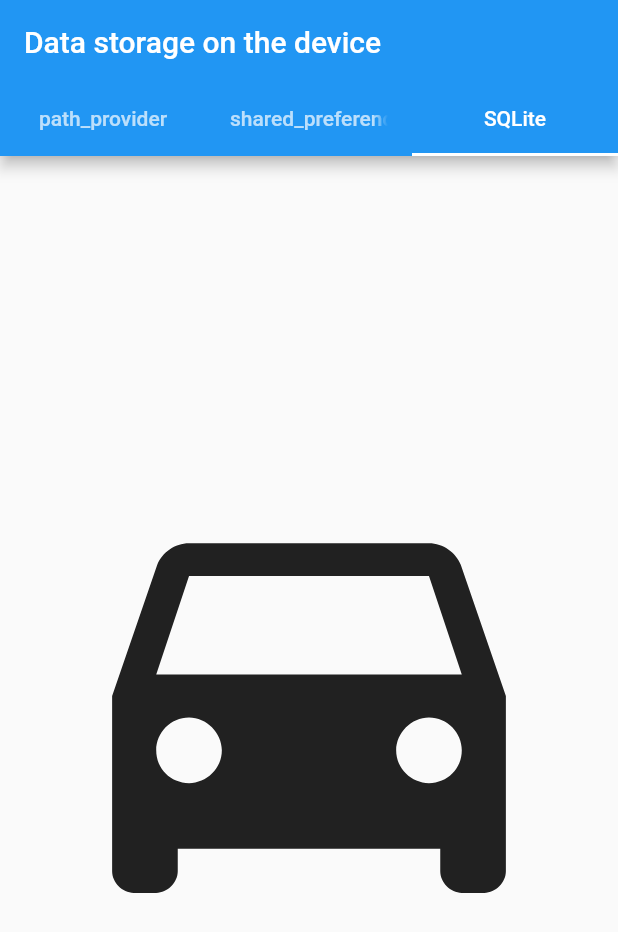
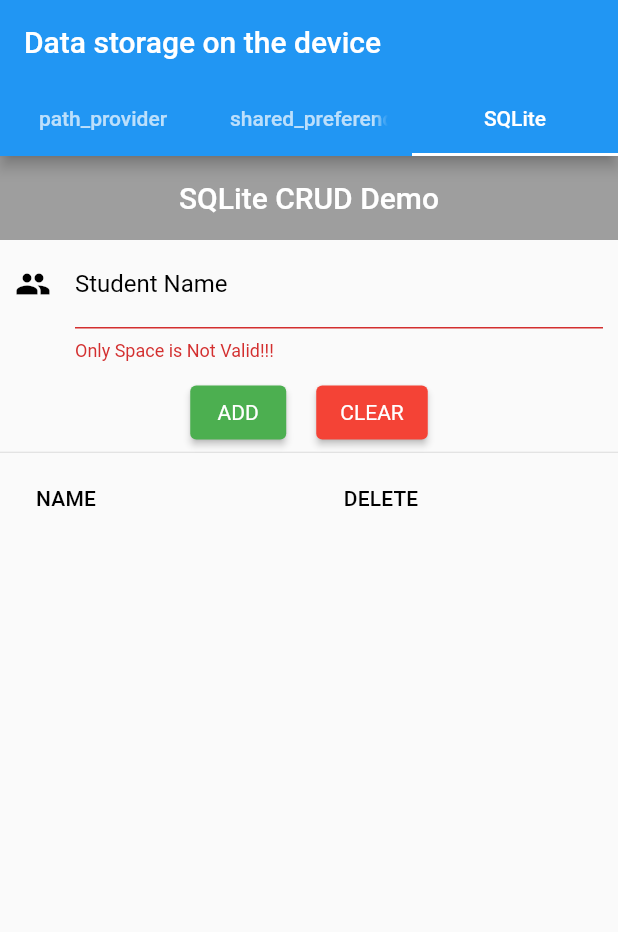
Before and after one commit to JuliaKliuchuk/data_storage_on_the_device, a Flutter app: the screen it shows after launch, tab 3 chosen, on a phone screen of 412 x 824 dp. Shown: the top 932 px of the screen. Run offline on Flutter 3.47's test engine with Material 2 defaults, Android fonts, the phone set to English and light mode, and no system bars; our stand-ins replace shared_preferences, sqflite; accounts and stored records are empty.

Commit message:
work with sqfltite database

```diff
--- /dev/null
+++ b/lib/db/database.dart
@@ -0,0 +1,87 @@
+import 'dart:io';
+
+import 'package:flutter_application/model/student.dart';
+import 'package:path_provider/path_provider.dart';
+import 'package:sqflite/sqflite.dart';
+
+// TODO
+// used singleton pattern
+class DBProvider {
+  DBProvider._();
+  static final DBProvider db = DBProvider._();
+  static late Database _database;
+
+  String studentsTable = 'Students';
+  String columnId = 'id';
+  String columnName = 'name';
+
+  // ленивая инициализация
+  Future<Database> get database async {
+    // if (_database != null) return _database;
+
+    _database = await _initDB();
+    return _database;
+  }
+
+  Future<Database> _initDB() async {
+    // получение пути для сохранения db на устройстве
+    Directory dir = await getApplicationDocumentsDirectory();
+    String path = dir.path + 'Student.db';
+    return await openDatabase(path, version: 1, onCreate: _createDB);
+  }
+
+  // Student
+  // Id | Name
+  // 0    ..
+  // 1    ..
+
+  void _createDB(Database db, int version) async {
+    await db.execute(
+      'CREATE TABLE $studentsTable($columnId INTEGER PRIMARY KEY AUTOINCREMENT, $columnName TEXT)',
+    );
+  }
+
+  // READ
+  Future<List<Student>> getStudents() async {
+    Database db = await database;
+
+    final List<Map<String, dynamic>> studentsMapList =
+        await db.query(studentsTable);
+
+    final List<Student> studentsList = [];
+
+    studentsMapList.forEach((studentMap) {
+      studentsList.add(Student.fromMap(studentMap));
+    });
+
+    return studentsList;
+  }
+
+  // ADD
+  Future<Student> addStudent(Student student) async {
+    Database db = await database;
+    student.id = await db.insert(studentsTable, student.toMap());
+    return student;
+  }
+
+  // UPDATE
+  Future<int> updateStudent(Student student) async {
+    Database db = await database;
+    return await db.update(
+      studentsTable,
+      student.toMap(),
+      where: '$columnId = ?', // знак ? будет заменен новым значением
+      whereArgs: [student.id],
+    );
+  }
+
+  // DELETE
+  Future<int> deleteStudent(int? id) async {
+    Database db = await database;
+    return await db.delete(
+      studentsTable,
+      where: '$columnId = ?',
+      whereArgs: [id],
+    );
+  }
+}
--- a/lib/main.dart
+++ b/lib/main.dart
@@ -1,6 +1,7 @@
 import 'package:flutter/material.dart';
-import 'package:flutter_application/read_write_file.dart';
-import 'package:flutter_application/shared_preferences.dart';
+import 'package:flutter_application/pages/path_provider_page.dart';
+import 'package:flutter_application/pages/shared_preferences_page.dart';
+import 'package:flutter_application/pages/sql_page.dart';
 
 void main() => runApp(const MyApp());
 
@@ -40,8 +41,8 @@ class MyTabBar extends StatelessWidget {
         body: const TabBarView(
           children: [
             ReadWriteFile(),
-            SharedPreferece(),
-            Icon(Icons.directions_car, size: 350),
+            SharedPreference(),
+            StudentPage(),
           ],
         ),
       ),
--- /dev/null
+++ b/lib/model/student.dart
@@ -0,0 +1,18 @@
+class Student {
+  int? id;
+  late String name;
+
+  Student(this.id, this.name);
+
+  Map<String, dynamic> toMap() {
+    final map = <String, dynamic>{};
+    map['id'] = id;
+    map['name'] = name;
+    return map;
+  }
+
+  Student.fromMap(Map<String, dynamic> map) {
+    id = map['id'];
+    name = map['name'];
+  }
+}
--- a/lib/read_write_file.dart
+++ b/lib/pages/path_provider_page.dart
@@ -3,6 +3,8 @@ import 'dart:io';
 import 'package:flutter/material.dart';
 import 'package:path_provider/path_provider.dart';
 
+// working with local files. read and write
+// path_provider was used
 class ReadWriteFile extends StatefulWidget {
   const ReadWriteFile({super.key});
 
@@ -15,7 +17,6 @@ class ReadWriteFileState extends State<ReadWriteFile> {
 
   static const String kLocalFileName = 'demo_localfile.txt';
   String _localFileContent = '';
-  // ignore: unused_field
   String _localFilePath = kLocalFileName;
 
   @override
--- /dev/null
+++ b/lib/pages/sql_page.dart
@@ -0,0 +1,209 @@
+import 'package:flutter/material.dart';
+import 'package:flutter_application/db/database.dart';
+import 'package:flutter_application/model/student.dart';
+
+// work with sqfltite database
+// sqflite was used
+
+class StudentPage extends StatefulWidget {
+  const StudentPage({super.key});
+
+  @override
+  StudentPageState createState() => StudentPageState();
+}
+
+class StudentPageState extends State<StudentPage> {
+  final GlobalKey<FormState> _formStateKey = GlobalKey<FormState>();
+  final _studentNameController = TextEditingController();
+
+  late Future<List<Student>> _studentsList;
+  late String _studentName;
+  bool isUpdate = false;
+  int? studentIdForUpdate;
+
+  @override
+  void initState() {
+    super.initState();
+    updateStudentList();
+  }
+
+  updateStudentList() {
+    setState(() {
+      _studentsList = DBProvider.db.getStudents();
+    });
+  }
+
+  @override
+  Widget build(BuildContext context) {
+    return Scaffold(
+      appBar: AppBar(
+        elevation: 0,
+        backgroundColor: Colors.grey,
+        title: const Text('SQLite CRUD Demo'),
+        centerTitle: true,
+      ),
+      body: Column(
+        children: <Widget>[
+          Form(
+            key: _formStateKey,
+            autovalidateMode: AutovalidateMode.always,
+            child: Column(
+              children: <Widget>[
+                Padding(
+                  padding:
+                      const EdgeInsets.only(left: 10, right: 10, bottom: 10),
+                  child: TextFormField(
+                    validator: (value) {
+                      if (value == null) {
+                        return 'Please Enter Student Name';
+                      }
+                      if (value.trim() == "") {
+                        return "Only Space is Not Valid!!!";
+                      }
+                      return null;
+                    },
+                    onSaved: (value) {
+                      _studentName = value!;
+                    },
+                    controller: _studentNameController,
+                    decoration: const InputDecoration(
+                      focusedBorder: UnderlineInputBorder(
+                        borderSide: BorderSide(
+                            color: Colors.greenAccent,
+                            width: 2,
+                            style: BorderStyle.solid),
+                      ),
+                      labelText: "Student Name",
+                      icon: Icon(
+                        Icons.people,
+                        color: Colors.black,
+                      ),
+                      fillColor: Colors.white,
+                      labelStyle: TextStyle(
+                        color: Colors.black,
+                      ),
+                    ),
+                  ),
+                ),
+              ],
+            ),
+          ),
+          Row(
+            mainAxisAlignment: MainAxisAlignment.center,
+            children: <Widget>[
+              ElevatedButton(
+                style: ElevatedButton.styleFrom(
+                  backgroundColor: Colors.green,
+                  textStyle: const TextStyle(color: Colors.white),
+                ),
+                child: Text(
+                  (isUpdate ? 'UPDATE' : 'ADD'),
+                ),
+                onPressed: () {
+                  if (isUpdate) {
+                    if (_formStateKey.currentState!.validate()) {
+                      _formStateKey.currentState!.save();
+                      DBProvider.db
+                          .updateStudent(
+                              Student(studentIdForUpdate!, _studentName))
+                          .then((data) {
+                        setState(() {
+                          isUpdate = false;
+                        });
+                      });
+                    }
+                  } else {
+                    if (_formStateKey.currentState!.validate()) {
+                      _formStateKey.currentState!.save();
+                      DBProvider.db.addStudent(Student(null, _studentName));
+                    }
+                  }
+                  _studentNameController.text = '';
+                  updateStudentList();
+                },
+              ),
+              const Padding(
+                padding: EdgeInsets.all(10),
+              ),
+              ElevatedButton(
+                style: ElevatedButton.styleFrom(
+                  backgroundColor: Colors.red,
+                  textStyle: const TextStyle(color: Colors.white),
+                ),
+                child: Text(
+                  (isUpdate ? 'CANCEL UPDATE' : 'CLEAR'),
+                ),
+                onPressed: () {
+                  _studentNameController.text = '';
+                  setState(() {
+                    isUpdate = false;
+                    studentIdForUpdate = null;
+                  });
+                },
+              ),
+            ],
+          ),
+          const Divider(
+            height: 5.0,
+          ),
+          Expanded(
+            child: FutureBuilder(
+              future: _studentsList,
+              builder: (context, snapshot) {
+                if (snapshot.hasData) {
+                  return generateList(snapshot.data as List<Student>);
+                }
+                if (snapshot.data == null ||
+                    (snapshot.data as List<Student>).isEmpty) {
+                  return const Text('No Data Found');
+                }
+                return const CircularProgressIndicator();
+              },
+            ),
+          ),
+        ],
+      ),
+    );
+  }
+
+  SingleChildScrollView generateList(List<Student> students) {
+    return SingleChildScrollView(
+      scrollDirection: Axis.vertical,
+      child: SizedBox(
+        width: MediaQuery.of(context).size.width,
+        child: DataTable(
+          columns: const [
+            DataColumn(
+              label: Text('NAME'),
+            ),
+            DataColumn(
+              label: Text('DELETE'),
+            ),
+          ],
+          rows: students
+              .map(
+                (student) => DataRow(cells: [
+                  DataCell(Text(student.name), onTap: () {
+                    setState(() {
+                      isUpdate = true;
+                      studentIdForUpdate = student.id;
+                    });
+                    _studentNameController.text = student.name;
+                  }),
+                  DataCell(
+                    IconButton(
+                      icon: const Icon(Icons.delete),
+                      onPressed: () {
+                        DBProvider.db.deleteStudent(student.id);
+                        updateStudentList();
+                      },
+                    ),
+                  ),
+                ]),
+              )
+              .toList(),
+        ),
+      ),
+    );
+  }
+}
--- a/pubspec.yaml
+++ b/pubspec.yaml
@@ -38,6 +38,7 @@ dependencies:
   cupertino_icons: ^1.0.2
   path_provider: ^2.0.11
   shared_preferences: ^2.0.15
+  sqflite: ^2.0.3+1
 
 dev_dependencies:
   flutter_test:
```
Also changed, not shown: lib/pages/shared_preferences_page.dart (renamed from lib/shared_preferences.dart, +7 -4 lines), pubspec.lock, 1 other file.
